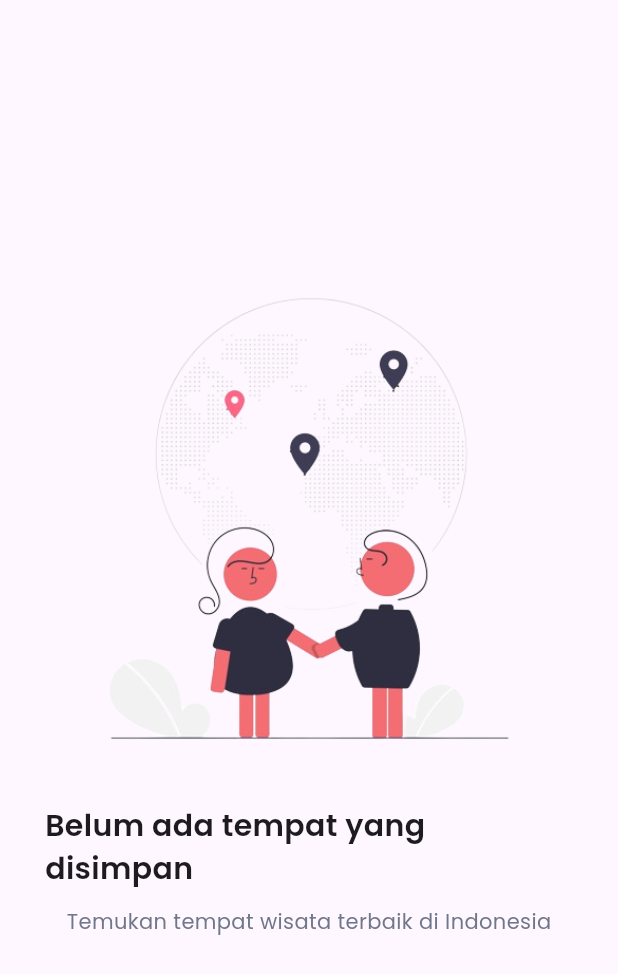
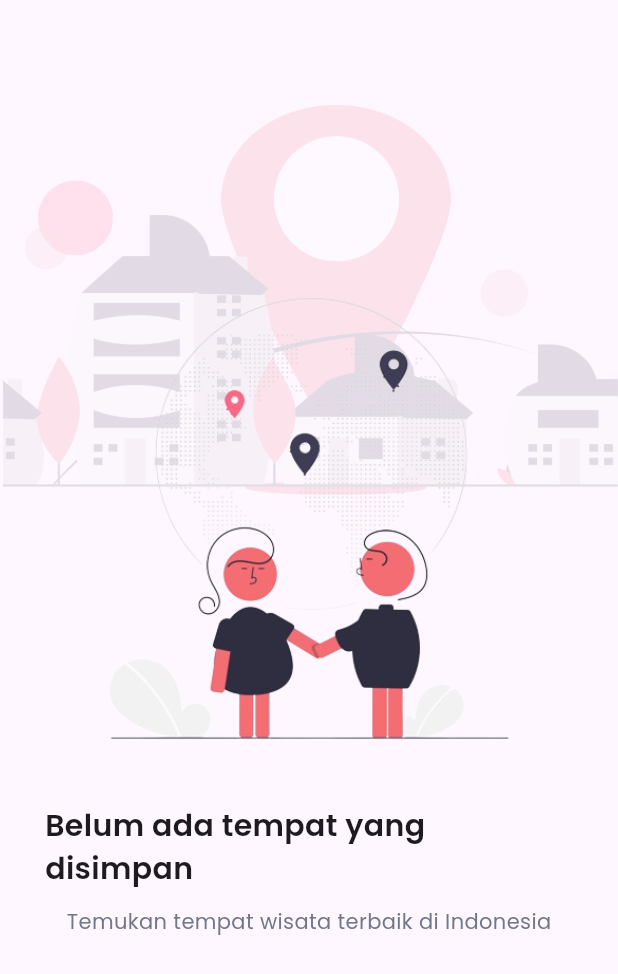
Before and after one commit to iqbal-rahmatullah/PlaceMark, a Flutter app: the SavePage widget shown alone on an empty page, opened directly, on a phone screen of 412 x 824 dp. Shown: the top 974 px of the screen. Run offline on Flutter 3.47's test engine with Material 3 defaults, Android fonts, the light colour scheme and no system bars; our stand-ins replace equatable, flutter_slidable, hive, hive_flutter; missing offline and left inert: dart:ffi; accounts and stored records are empty; network calls fail; Roboto replaces fonts that are missing (Poppins).

Commit message:
Complete design

```diff
--- a/lib/pages/main_page.dart
+++ b/lib/pages/main_page.dart
@@ -169,11 +169,6 @@ class _MainPageState extends State<MainPage> {
                     child: CircularProgressIndicator(),
                   );
                 } else {
-                  if (snapshot.data!.isEmpty) {
-                    return const Center(
-                      child: Text("Data not found"),
-                    );
-                  }
                   return ListView.builder(
                       padding: const EdgeInsets.only(right: 20, bottom: 0),
                       scrollDirection: Axis.vertical,
--- a/lib/pages/saved_page.dart
+++ b/lib/pages/saved_page.dart
@@ -1,5 +1,6 @@
 import 'package:flutter/cupertino.dart';
 import 'package:flutter/material.dart';
+import 'package:flutter/widgets.dart';
 import 'package:flutter_slidable/flutter_slidable.dart';
 import 'package:hive_flutter/hive_flutter.dart';
 import 'package:travel_indonesia_app/controllers/bookmark_controller.dart';
@@ -25,21 +26,18 @@ class _SavePageState extends State<SavePage> {
   @override
   Widget build(BuildContext context) {
     return Padding(
-        padding:
-            const EdgeInsets.only(top: 70, right: 30, left: 30, bottom: 10),
-        child: Column(
-          crossAxisAlignment: CrossAxisAlignment.start,
+        padding: const EdgeInsets.only(top: 70, bottom: 10),
+        child: Stack(
           children: [
-            // const Text(
-            //   "Whislist lokasi",
-            //   style: TextStyle(
-            //     fontFamily: "poppins",
-            //     fontSize: 22,
-            //     fontWeight: FontWeight.w800,
-            //   ),
-            // ),
-
-            FutureBuilder(
+            Opacity(
+              opacity: 0.15,
+              child: Image.asset(
+                'assets/images/bg_savepage.png',
+              ),
+            ),
+            Padding(
+              padding: const EdgeInsets.only(right: 30, left: 30),
+              child: FutureBuilder(
                   future: bookmarkController.getAll(),
                   builder: (context, snapshot) {
                     if (snapshot.connectionState == ConnectionState.waiting) {
@@ -65,8 +63,8 @@ class _SavePageState extends State<SavePage> {
                                   width: 225,
                                   height: 200,
                                   decoration: BoxDecoration(
-                                  color: Color.fromARGB(255, 240, 124, 128),
-                                  borderRadius: BorderRadius.circular(70),
+                                    color: Color.fromARGB(255, 227, 139, 142),
+                                    borderRadius: BorderRadius.circular(80),
                                     boxShadow: [
                                       BoxShadow(
                                         color: Colors.grey.withOpacity(0.5),
@@ -77,7 +75,8 @@ class _SavePageState extends State<SavePage> {
                                     ],
                                   ),
                                   child: Column(
-                                  crossAxisAlignment: CrossAxisAlignment.center,
+                                    crossAxisAlignment:
+                                        CrossAxisAlignment.center,
                                     mainAxisAlignment: MainAxisAlignment.center,
                                     children: [
                                       Image.asset(
@@ -87,13 +86,17 @@ class _SavePageState extends State<SavePage> {
                                       const SizedBox(
                                         height: 10,
                                       ),
-                                    Text("${bookmarks.length} lokasi tersimpan",
+                                      Text(
+                                          "${bookmarks.length} lokasi tersimpan",
                                           style: const TextStyle(
                                             fontFamily: 'Poppins',
                                             color: Colors.white,
                                             fontSize: 15,
-                                          fontWeight: FontWeight.w500,
+                                            fontWeight: FontWeight.bold,
                                           )),
+                                      const SizedBox(
+                                        height: 15,
+                                      )
                                     ],
                                   ),
                                 ),
@@ -116,14 +119,17 @@ class _SavePageState extends State<SavePage> {
                                                     MaterialPageRoute(
                                                         builder: (context) {
                                                   return DetailPage(
-                                                  image: bookmarks[index].cover,
-                                                  title: bookmarks[index].name,
+                                                    image:
+                                                        bookmarks[index].cover,
+                                                    title:
+                                                        bookmarks[index].name,
                                                     rate: bookmarks[index]
                                                         .rate
                                                         .toString(),
-                                                  location:
-                                                      bookmarks[index].location,
-                                                  description: bookmarks[index]
+                                                    location: bookmarks[index]
+                                                        .location,
+                                                    description:
+                                                        bookmarks[index]
                                                             .description,
                                                   );
                                                 }));
@@ -134,16 +140,18 @@ class _SavePageState extends State<SavePage> {
                                                       onDismissed: () {
                                                     bookmarkController
                                                         .deleteBookmark(
-                                                          bookmarks[index].id);
-                                                  ScaffoldMessenger.of(context)
+                                                            bookmarks[index]
+                                                                .id);
+                                                    ScaffoldMessenger.of(
+                                                            context)
                                                         .showSnackBar(
                                                       const SnackBar(
                                                         backgroundColor:
                                                             Colors.red,
                                                         content: Text(
                                                             "Delete trip successfully"),
-                                                      duration:
-                                                          Duration(seconds: 1),
+                                                        duration: Duration(
+                                                            seconds: 1),
                                                       ),
                                                     );
                                                   }),
@@ -169,7 +177,8 @@ class _SavePageState extends State<SavePage> {
                                                         );
                                                       },
                                                       backgroundColor:
-                                                        const Color(0xFFFE4A49),
+                                                          const Color(
+                                                              0xFFFE4A49),
                                                       foregroundColor:
                                                           Colors.white,
                                                       icon: Icons.delete,
@@ -177,8 +186,8 @@ class _SavePageState extends State<SavePage> {
                                                     )
                                                   ],
                                                 ),
-                                              key:
-                                                  ValueKey(bookmarks[index].id),
+                                                key: ValueKey(
+                                                    bookmarks[index].id),
                                                 child: cardSmallPlace(
                                                   image: bookmarks[index].cover,
                                                   location:
@@ -202,7 +211,8 @@ class _SavePageState extends State<SavePage> {
                             );
                           });
                     }
-                })
+                  }),
+            )
           ],
         ));
   }
```
Also changed, not shown: assets/images/bg_savepage.png (added). Lines whose indentation alone changed are shown as unchanged.
